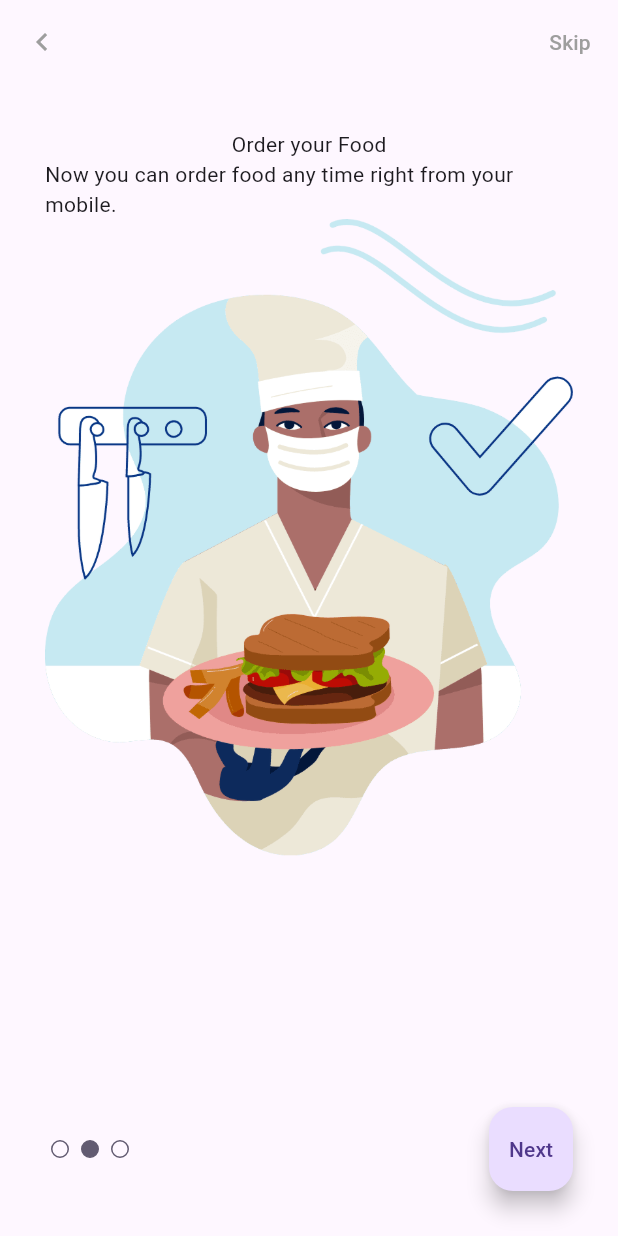
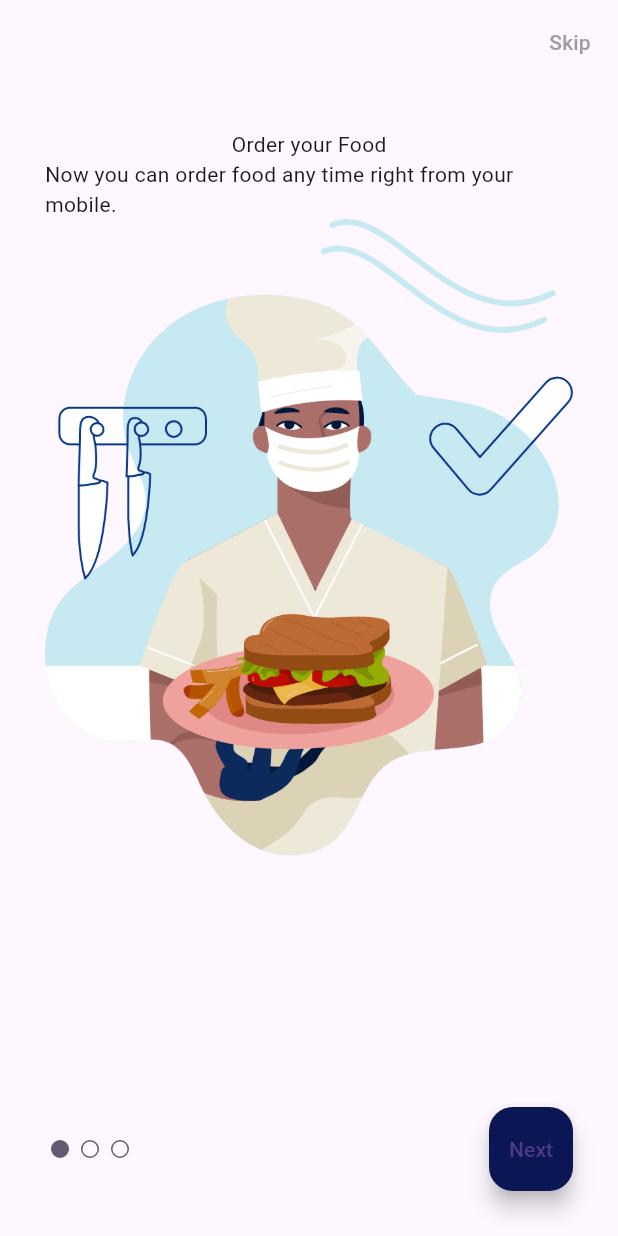
Before and after one commit to ufukyazici/flutter_state_management, a Flutter app: the screen it shows after launch, after a tap on "Next", on a phone screen of 412 x 824 dp. Run offline on Flutter 3.47's test engine with Material 3 defaults, Android fonts, the phone set to English and light mode, and no system bars.

Commit message:
Vanilla State Management

```diff
--- a/lib/feature/onboard/on_board_view.dart
+++ b/lib/feature/onboard/on_board_view.dart
@@ -15,17 +15,22 @@ class OnBoardView extends StatefulWidget {
 class _OnBoardViewState extends State<OnBoardView> {
   final String _skipTitle = 'Skip';
   int _selectedIndex = 0;
+  final String _start = 'Start';
+  final String _next = 'Next';
 
-  void _incrementAndChange() {
-    if (_selectedIndex == OnBoardModels.onBoardItems.length - 1) {
+  void _incrementAndChange([int? value]) {
+    if (_selectedIndex == _isLastPage && value == null) {
       return;
     }
-    _incrementPageIndex();
+    _incrementPageIndex(value);
   }
 
-  void _incrementPageIndex() {
+  int get _isLastPage => OnBoardModels.onBoardItems.length - 1;
+  bool get _isFirstPage => _selectedIndex == 0;
+
+  void _incrementPageIndex([int? value]) {
     setState(() {
-      _selectedIndex++;
+      _selectedIndex = value ?? _selectedIndex++;
     });
   }
 
@@ -60,12 +65,17 @@ class _OnBoardViewState extends State<OnBoardView> {
             onPressed: () {},
             child: Text(_skipTitle, style: Theme.of(context).textTheme.labelLarge?.copyWith(color: Colors.grey)))
       ],
-      leading: IconButton(onPressed: () {}, icon: const Icon(Icons.chevron_left_outlined, color: Colors.grey)),
+      leading: _isFirstPage
+          ? const SizedBox()
+          : IconButton(onPressed: () {}, icon: const Icon(Icons.chevron_left_outlined, color: Colors.grey)),
     );
   }
 
   PageView _pageViewItems() {
     return PageView.builder(
+      onPageChanged: (value) {
+        _incrementAndChange(value);
+      },
       itemCount: OnBoardModels.onBoardItems.length,
       itemBuilder: (context, index) {
         return OnBoardCard(
@@ -78,7 +88,7 @@ class _OnBoardViewState extends State<OnBoardView> {
   FloatingActionButton _nextButton() {
     return FloatingActionButton(
       onPressed: _incrementAndChange,
-      child: const Text('Next'),
+      child: Text(_selectedIndex == _isLastPage ? _start : _next),
     );
   }
 }
--- a/lib/main.dart
+++ b/lib/main.dart
@@ -8,10 +8,13 @@ class MyApp extends StatelessWidget {
 
   @override
   Widget build(BuildContext context) {
-    return const MaterialApp(
+    return MaterialApp(
       debugShowCheckedModeBanner: false,
       title: 'Material App',
-      home: OnBoardView(),
+      home: const OnBoardView(),
+      theme: ThemeData.light().copyWith(
+          floatingActionButtonTheme:
+              const FloatingActionButtonThemeData(backgroundColor: Color.fromRGBO(11, 23, 84, 1))),
     );
   }
 }
```
